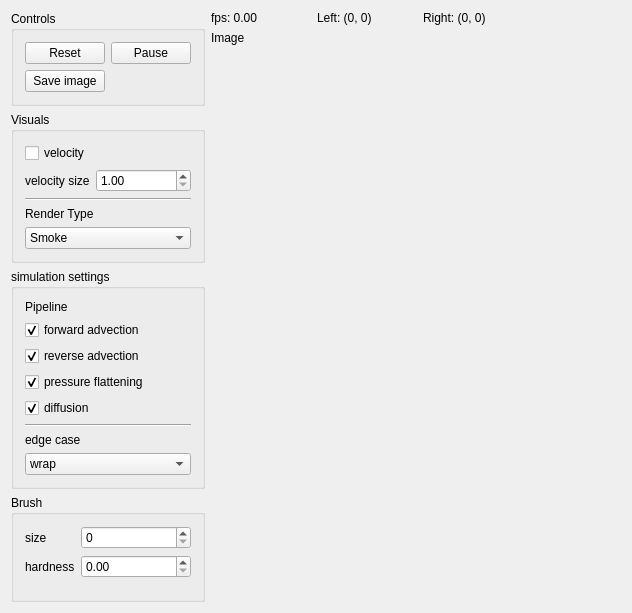
Qt form mainwindow.ui (loosstef/grid-based-fluid-simulator) before a commit.
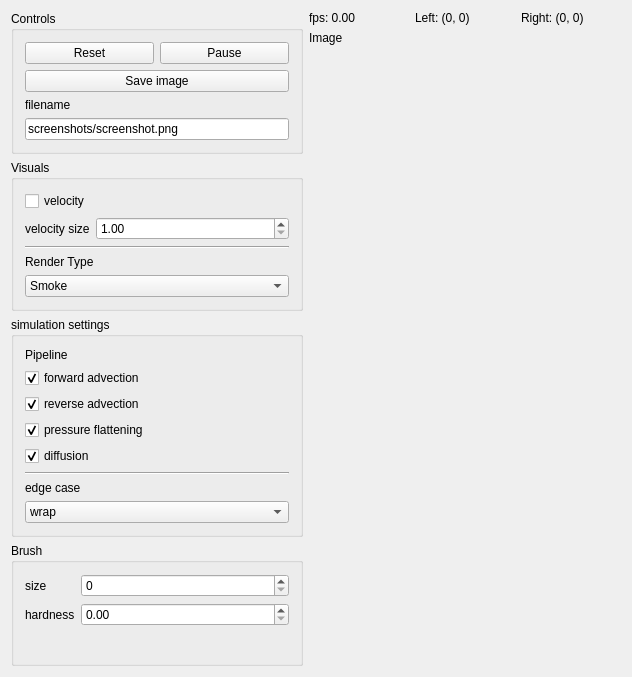
The same form after that commit. Custom widgets are drawn as their Qt base class.

Commit message: users can save a screenshot

```diff
--- a/mainwindow.ui
+++ b/mainwindow.ui
@@ -10,7 +10,7 @@
     <x>0</x>
     <y>0</y>
     <width>632</width>
-    <height>613</height>
+    <height>677</height>
    </rect>
   </property>
   <property name="sizePolicy">
@@ -37,28 +37,46 @@
         <property name="title">
          <string>Controls</string>
         </property>
-        <layout class="QGridLayout" name="gridLayout" rowstretch="0,0" columnstretch="0,0,0">
-         <item row="0" column="1">
-          <widget class="QPushButton" name="pauseButton">
-           <property name="text">
-            <string>Pause</string>
-           </property>
-          </widget>
+        <layout class="QVBoxLayout" name="verticalLayout_5">
+         <item>
+          <layout class="QHBoxLayout" name="horizontalLayout_2">
+           <item>
+            <widget class="QPushButton" name="resetButton">
+             <property name="text">
+              <string>Reset</string>
+             </property>
+            </widget>
+           </item>
+           <item>
+            <widget class="QPushButton" name="pauseButton">
+             <property name="text">
+              <string>Pause</string>
+             </property>
+            </widget>
+           </item>
+          </layout>
          </item>
-         <item row="0" column="0">
-          <widget class="QPushButton" name="resetButton">
-           <property name="text">
-            <string>Reset</string>
-           </property>
-          </widget>
-         </item>
-         <item row="1" column="0">
+         <item>
           <widget class="QPushButton" name="saveImageButton">
            <property name="text">
             <string>Save image</string>
            </property>
           </widget>
          </item>
+         <item>
+          <widget class="QLabel" name="label_7">
+           <property name="text">
+            <string>filename</string>
+           </property>
+          </widget>
+         </item>
+         <item>
+          <widget class="QLineEdit" name="fileNameInput">
+           <property name="text">
+            <string>screenshots/screenshot.png</string>
+           </property>
+          </widget>
+         </item>
         </layout>
        </widget>
       </item>
```
The commit also changes 4 other files.
